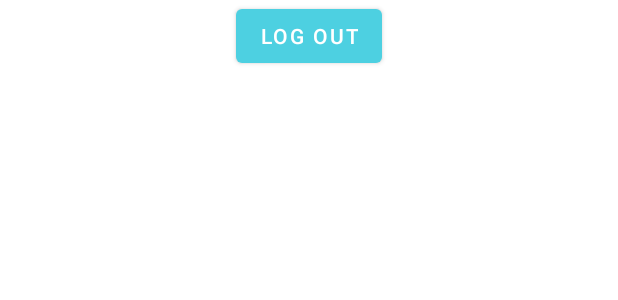
After one commit to BogdanDinescu/EventiFind, an Android app: the layout fragment_account.xml on its own in the app's theme, with its tools: preview values and no code run, on a phone screen of 412 x 824 dp. The commit adds this screen. Shown: the top 300 px of the screen. Run offline under Robolectric (Android 15) with nearby library versions, the light colour scheme and no system bars.

Commit message:
Google login is now functioning
I also added an Account Tab where will be account reelated stuff like sign out.

```diff
--- /dev/null
+++ b/app/src/main/res/layout/fragment_account.xml
@@ -0,0 +1,18 @@
+<?xml version="1.0" encoding="utf-8"?>
+<androidx.constraintlayout.widget.ConstraintLayout xmlns:android="http://schemas.android.com/apk/res/android"
+    xmlns:app="http://schemas.android.com/apk/res-auto"
+    xmlns:tools="http://schemas.android.com/tools"
+    android:id="@+id/frameLayout"
+    android:layout_width="match_parent"
+    android:layout_height="match_parent"
+    tools:context=".AccountFragment" >
+
+    <Button
+        android:id="@+id/log_out_button"
+        android:layout_width="wrap_content"
+        android:layout_height="wrap_content"
+        android:text="@string/Log_out"
+        app:layout_constraintEnd_toEndOf="parent"
+        app:layout_constraintStart_toStartOf="parent"
+        tools:layout_editor_absoluteY="149dp" />
+</androidx.constraintlayout.widget.ConstraintLayout>
--- a/app/src/main/res/values/strings.xml
+++ b/app/src/main/res/values/strings.xml
@@ -3,6 +3,8 @@
     <string name="Feed">Feed</string>
     <string name="Map">Map</string>
     <string name="Calendar">Calendar</string>
+    <string name="Account">Account</string>
+    <string name="Log_out">Log out</string>
 
     <!-- TODO: Remove or change this placeholder text -->
     <string name="hello_blank_fragment">Hello blank fragment</string>
```
Also changed, not shown: app/src/main/java/com/example/eventifind/AccountFragment.java (added, +39 -0 lines), app/src/main/java/com/example/eventifind/LoginActivity.java (+44 -5 lines), app/src/main/java/com/example/eventifind/MainActivity.java (+9 -2 lines), app/src/main/java/com/example/eventifind/TabsManager.java (+5 -2 lines), app/src/main/res/drawable/ic_account.xml (added, +9 -0 lines).
